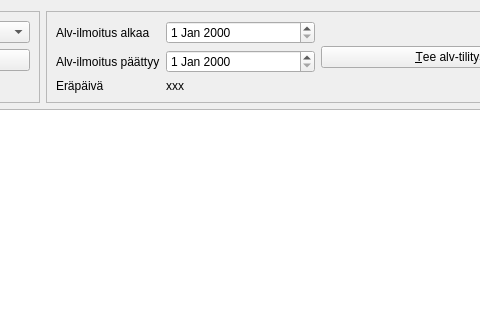
Old version of the form kitupiikki/alv/arvonlisavero.ui in the repository artoh/kitupiikki; both pictures show x 515 to 995 and y 0 to 320 of the 1116 by 485 pixel window.
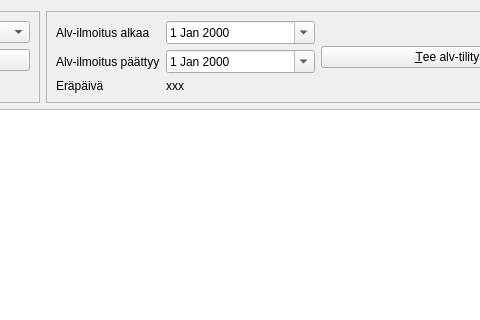
New version of the form. Icons and pictures are not drawn.

Diff of the .ui file:
```diff
--- a/kitupiikki/alv/arvonlisavero.ui
+++ b/kitupiikki/alv/arvonlisavero.ui
@@ -112,7 +112,11 @@
              </widget>
             </item>
             <item row="0" column="1">
-             <widget class="QDateEdit" name="alkaaEdit"/>
+             <widget class="QDateEdit" name="alkaaEdit">
+              <property name="calendarPopup">
+               <bool>true</bool>
+              </property>
+             </widget>
             </item>
             <item row="1" column="0">
              <widget class="QLabel" name="label_6">
@@ -122,7 +126,11 @@
              </widget>
             </item>
             <item row="1" column="1">
-             <widget class="QDateEdit" name="paattyyEdit"/>
+             <widget class="QDateEdit" name="paattyyEdit">
+              <property name="calendarPopup">
+               <bool>true</bool>
+              </property>
+             </widget>
             </item>
            </layout>
           </item>
```
